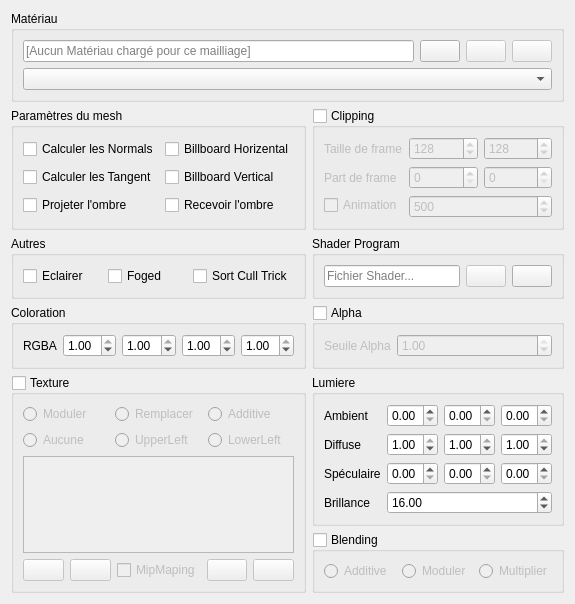
Old version of the form sources/mesh.ui in the repository b4n92uid/theball-editor.
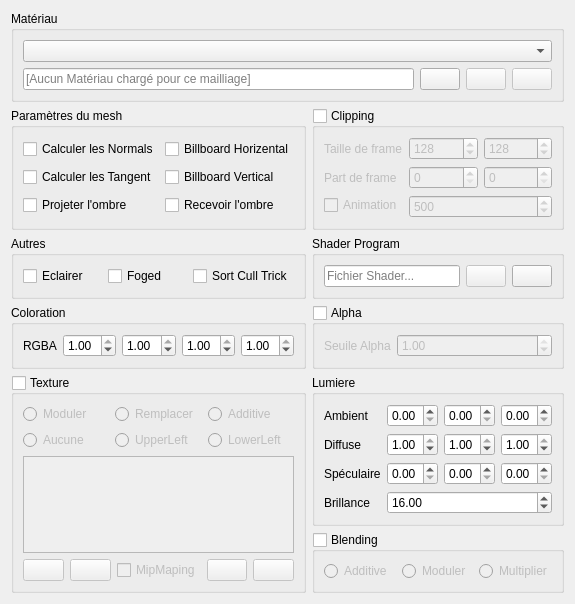
New version of the form. Icons and pictures are not drawn.

```diff
--- a/sources/mesh.ui
+++ b/sources/mesh.ui
@@ -452,6 +452,9 @@
       <string>Matériau</string>
      </property>
      <layout class="QVBoxLayout" name="verticalLayout_13">
+      <item>
+       <widget class="QComboBox" name="materials_select"/>
+      </item>
       <item>
        <layout class="QHBoxLayout" name="horizontalLayout_5">
         <item>
@@ -511,9 +514,6 @@
         </item>
        </layout>
       </item>
-      <item>
-       <widget class="QComboBox" name="materials_select"/>
-      </item>
      </layout>
     </widget>
    </item>
```
